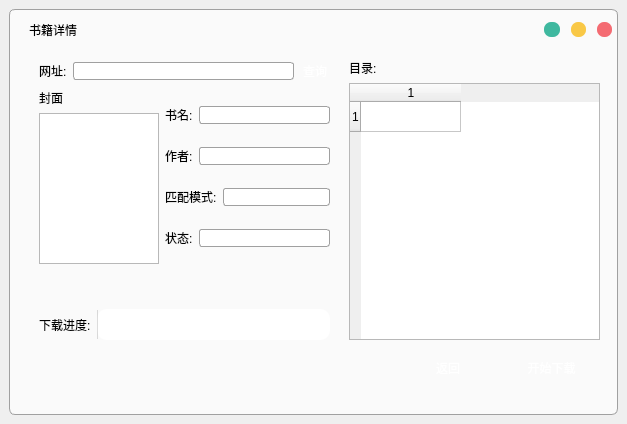
The window that ui/ui_detail.ui (oxhc/NovelSpider) describes before a commit, drawn with Qt 5.
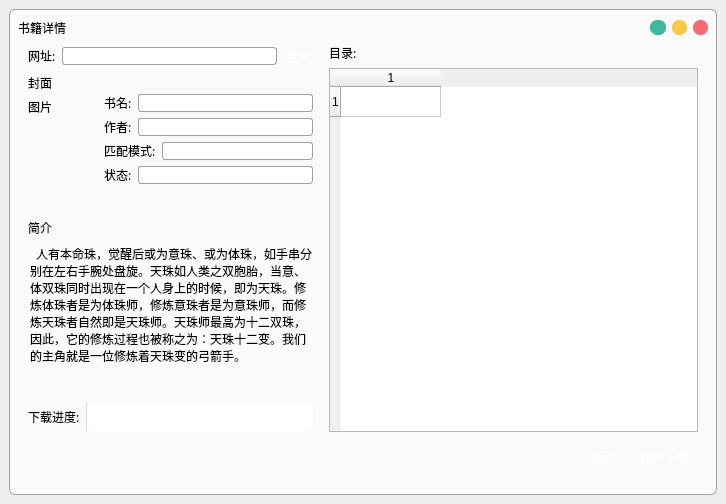
The same window after the commit. Icons and pictures are not drawn.

```diff
--- a/ui/ui_detail.ui
+++ b/ui/ui_detail.ui
@@ -6,8 +6,8 @@
    <rect>
     <x>0</x>
     <y>0</y>
-    <width>627</width>
-    <height>424</height>
+    <width>726</width>
+    <height>504</height>
    </rect>
   </property>
   <property name="windowTitle">
@@ -50,41 +50,35 @@
                         }
                     </string>
       </property>
-      <widget class="QWidget" name="horizontalLayoutWidget">
-       <property name="geometry">
-        <rect>
-         <x>390</x>
-         <y>340</y>
-         <width>201</width>
-         <height>37</height>
-        </rect>
-       </property>
-       <layout class="QHBoxLayout" name="horizontalLayout_3">
+      <layout class="QVBoxLayout" name="verticalLayout">
         <item>
-         <widget class="QPushButton" name="pushButton_2">
+        <layout class="QHBoxLayout" name="horizontalLayout_9">
+         <item>
+          <widget class="QLabel" name="label_7">
+           <property name="font">
+            <font>
+             <family>微软雅黑</family>
+            </font>
+           </property>
           <property name="text">
-           <string>返回</string>
+            <string>书籍详情</string>
           </property>
          </widget>
         </item>
         <item>
-         <widget class="QPushButton" name="download_button">
-          <property name="text">
-           <string>开始下载</string>
-          </property>
-         </widget>
-        </item>
-       </layout>
-      </widget>
-      <widget class="QWidget" name="gridLayoutWidget_2">
-       <property name="geometry">
-        <rect>
-         <x>530</x>
-         <y>10</y>
-         <width>81</width>
-         <height>21</height>
-        </rect>
-       </property>
+          <spacer name="horizontalSpacer">
+           <property name="orientation">
+            <enum>Qt::Horizontal</enum>
+           </property>
+           <property name="sizeHint" stdset="0">
+            <size>
+             <width>40</width>
+             <height>20</height>
+            </size>
+           </property>
+          </spacer>
+         </item>
+         <item>
        <layout class="QGridLayout" name="gridLayout">
         <item row="0" column="2">
          <widget class="QPushButton" name="close_button">
@@ -162,68 +156,31 @@
          </widget>
         </item>
        </layout>
-      </widget>
-      <widget class="QLabel" name="label_7">
-       <property name="geometry">
-        <rect>
-         <x>20</x>
-         <y>10</y>
-         <width>61</width>
-         <height>21</height>
-        </rect>
-       </property>
-       <property name="text">
-        <string>书籍详情</string>
-       </property>
-      </widget>
-      <widget class="QWidget" name="verticalLayoutWidget_3">
-       <property name="geometry">
-        <rect>
-         <x>340</x>
-         <y>50</y>
-         <width>251</width>
-         <height>281</height>
-        </rect>
-       </property>
-       <layout class="QVBoxLayout" name="verticalLayout_4">
-        <item>
-         <widget class="QLabel" name="label_3">
-          <property name="text">
-           <string>目录:</string>
-          </property>
-         </widget>
-        </item>
-        <item>
-         <widget class="QTableWidget" name="catalog_table">
-          <property name="showGrid">
-           <bool>true</bool>
-          </property>
-          <property name="rowCount">
-           <number>1</number>
-          </property>
-          <property name="columnCount">
-           <number>1</number>
-          </property>
-          <row/>
-          <column/>
-         </widget>
-        </item>
-       </layout>
-      </widget>
-      <widget class="QWidget" name="verticalLayoutWidget_4">
-       <property name="geometry">
-        <rect>
-         <x>30</x>
-         <y>50</y>
-         <width>291</width>
-         <height>281</height>
-        </rect>
-       </property>
+         </item>
+        </layout>
+       </item>
+       <item>
+        <layout class="QHBoxLayout" name="horizontalLayout_11" stretch="4,5">
+         <property name="leftMargin">
+          <number>10</number>
+         </property>
+         <property name="rightMargin">
+          <number>10</number>
+         </property>
+         <item>
        <layout class="QVBoxLayout" name="verticalLayout_5">
+           <property name="rightMargin">
+            <number>10</number>
+           </property>
         <item>
          <layout class="QHBoxLayout" name="horizontalLayout">
           <item>
            <widget class="QLabel" name="label">
+               <property name="font">
+                <font>
+                 <family>微软雅黑</family>
+                </font>
+               </property>
             <property name="text">
              <string>网址:</string>
             </property>
@@ -251,55 +208,70 @@
          </layout>
         </item>
         <item>
-         <layout class="QHBoxLayout" name="horizontalLayout_8" stretch="3,6">
+            <layout class="QHBoxLayout" name="horizontalLayout_8" stretch="1,3">
           <property name="sizeConstraint">
            <enum>QLayout::SetDefaultConstraint</enum>
           </property>
           <item>
-           <layout class="QVBoxLayout" name="verticalLayout_2" stretch="0,0">
+              <layout class="QVBoxLayout" name="verticalLayout_2" stretch="0,0,0">
             <item>
              <widget class="QLabel" name="label_5">
+                 <property name="font">
+                  <font>
+                   <family>微软雅黑</family>
+                  </font>
+                 </property>
               <property name="text">
                <string>封面</string>
               </property>
              </widget>
             </item>
             <item>
-             <widget class="QGraphicsView" name="graphicsView">
-              <property name="minimumSize">
-               <size>
-                <width>120</width>
-                <height>0</height>
-               </size>
-              </property>
-              <property name="maximumSize">
-               <size>
-                <width>118</width>
-                <height>152</height>
-               </size>
-              </property>
-              <property name="styleSheet">
-               <string notr="true">background-image: url(:/ui_design/xn.jpg);</string>
-              </property>
-              <property name="backgroundBrush">
-               <brush brushstyle="CrossPattern">
-                <color alpha="255">
-                 <red>0</red>
-                 <green>0</green>
-                 <blue>0</blue>
-                </color>
-               </brush>
+                <widget class="QLabel" name="fengmian">
+                 <property name="text">
+                  <string>图片</string>
               </property>
              </widget>
             </item>
+               <item>
+                <spacer name="verticalSpacer">
+                 <property name="orientation">
+                  <enum>Qt::Vertical</enum>
+                 </property>
+                 <property name="sizeHint" stdset="0">
+                  <size>
+                   <width>20</width>
+                   <height>40</height>
+                  </size>
+                 </property>
+                </spacer>
+               </item>
            </layout>
           </item>
           <item>
            <layout class="QVBoxLayout" name="verticalLayout_6">
+               <item>
+                <spacer name="horizontalSpacer_4">
+                 <property name="orientation">
+                  <enum>Qt::Horizontal</enum>
+                 </property>
+                 <property name="sizeHint" stdset="0">
+                  <size>
+                   <width>40</width>
+                   <height>20</height>
+                  </size>
+                 </property>
+                </spacer>
+               </item>
             <item>
              <layout class="QHBoxLayout" name="horizontalLayout_7">
               <item>
                <widget class="QLabel" name="label_2">
+                   <property name="font">
+                    <font>
+                     <family>微软雅黑</family>
+                    </font>
+                   </property>
                 <property name="text">
                  <string>书名:</string>
                 </property>
@@ -318,6 +290,11 @@
              <layout class="QHBoxLayout" name="horizontalLayout_2">
               <item>
                <widget class="QLabel" name="label_4">
+                   <property name="font">
+                    <font>
+                     <family>微软雅黑</family>
+                    </font>
+                   </property>
                 <property name="text">
                  <string>作者:</string>
                 </property>
@@ -336,6 +313,11 @@
              <layout class="QHBoxLayout" name="horizontalLayout_6">
               <item>
                <widget class="QLabel" name="label_8">
+                   <property name="font">
+                    <font>
+                     <family>微软雅黑</family>
+                    </font>
+                   </property>
                 <property name="text">
                  <string>匹配模式:</string>
                 </property>
@@ -354,6 +336,11 @@
              <layout class="QHBoxLayout" name="horizontalLayout_5">
               <item>
                <widget class="QLabel" name="label_6">
+                   <property name="font">
+                    <font>
+                     <family>微软雅黑</family>
+                    </font>
+                   </property>
                 <property name="text">
                  <string>状态:</string>
                 </property>
@@ -368,12 +355,65 @@
               </item>
              </layout>
             </item>
+               <item>
+                <spacer name="verticalSpacer_3">
+                 <property name="orientation">
+                  <enum>Qt::Vertical</enum>
+                 </property>
+                 <property name="sizeHint" stdset="0">
+                  <size>
+                   <width>20</width>
+                   <height>40</height>
+                  </size>
+                 </property>
+                </spacer>
+               </item>
            </layout>
           </item>
          </layout>
         </item>
         <item>
-         <spacer name="verticalSpacer">
+            <widget class="QLabel" name="label_11">
+             <property name="text">
+              <string>简介</string>
+             </property>
+            </widget>
+           </item>
+           <item>
+            <widget class="QLabel" name="label_10">
+             <property name="maximumSize">
+              <size>
+               <width>1600000</width>
+               <height>16777215</height>
+              </size>
+             </property>
+             <property name="font">
+              <font>
+               <family>微软雅黑</family>
+              </font>
+             </property>
+             <property name="text">
+              <string>  人有本命珠，觉醒后或为意珠、或为体珠，如手串分别在左右手腕处盘旋。天珠如人类之双胞胎，当意、体双珠同时出现在一个人身上的时候，即为天珠。修炼体珠者是为体珠师，修炼意珠者是为意珠师，而修炼天珠者自然即是天珠师。天珠师最高为十二双珠，因此，它的修炼过程也被称之为：天珠十二变。我们的主角就是一位修炼着天珠变的弓箭手。</string>
+             </property>
+             <property name="textFormat">
+              <enum>Qt::PlainText</enum>
+             </property>
+             <property name="scaledContents">
+              <bool>false</bool>
+             </property>
+             <property name="alignment">
+              <set>Qt::AlignLeading|Qt::AlignLeft|Qt::AlignTop</set>
+             </property>
+             <property name="wordWrap">
+              <bool>true</bool>
+             </property>
+             <property name="indent">
+              <number>2</number>
+             </property>
+            </widget>
+           </item>
+           <item>
+            <spacer name="verticalSpacer_2">
           <property name="orientation">
            <enum>Qt::Vertical</enum>
           </property>
@@ -389,6 +429,11 @@
          <layout class="QHBoxLayout" name="horizontalLayout_4">
           <item>
            <widget class="QLabel" name="label_9">
+               <property name="font">
+                <font>
+                 <family>微软雅黑</family>
+                </font>
+               </property>
             <property name="text">
              <string>下载进度:</string>
             </property>
@@ -429,14 +474,97 @@
          </layout>
         </item>
        </layout>
-      </widget>
+         </item>
+         <item>
+          <layout class="QVBoxLayout" name="verticalLayout_4">
+           <item>
+            <widget class="QLabel" name="label_3">
+             <property name="font">
+              <font>
+               <family>微软雅黑</family>
+              </font>
+             </property>
+             <property name="text">
+              <string>目录:</string>
+             </property>
+            </widget>
+           </item>
+           <item>
+            <widget class="QTableWidget" name="catalog_table">
+             <property name="showGrid">
+              <bool>true</bool>
+             </property>
+             <property name="rowCount">
+              <number>1</number>
+             </property>
+             <property name="columnCount">
+              <number>1</number>
+             </property>
+             <row/>
+             <column/>
      </widget>
     </item>
    </layout>
-  </widget>
- </widget>
- <resources>
-  <include location="ff.qrc"/>
- </resources>
+         </item>
+        </layout>
+       </item>
+       <item>
+        <layout class="QHBoxLayout" name="horizontalLayout_10">
+         <property name="rightMargin">
+          <number>10</number>
+         </property>
+         <property name="bottomMargin">
+          <number>10</number>
+         </property>
+         <item>
+          <spacer name="horizontalSpacer_2">
+           <property name="orientation">
+            <enum>Qt::Horizontal</enum>
+           </property>
+           <property name="sizeHint" stdset="0">
+            <size>
+             <width>40</width>
+             <height>20</height>
+            </size>
+           </property>
+          </spacer>
+         </item>
+         <item>
+          <layout class="QHBoxLayout" name="horizontalLayout_3">
+           <item>
+            <widget class="QPushButton" name="pushButton_2">
+             <property name="font">
+              <font>
+               <family>微软雅黑</family>
+              </font>
+             </property>
+             <property name="text">
+              <string>返回</string>
+             </property>
+            </widget>
+           </item>
+           <item>
+            <widget class="QPushButton" name="download_button">
+             <property name="font">
+              <font>
+               <family>微软雅黑</family>
+              </font>
+             </property>
+             <property name="text">
+              <string>开始下载</string>
+             </property>
+            </widget>
+           </item>
+          </layout>
+         </item>
+        </layout>
+       </item>
+      </layout>
+     </widget>
+    </item>
+   </layout>
+  </widget>
+ </widget>
+ <resources/>
  <connections/>
 </ui>
```
Lines whose indentation alone changed are shown as unchanged.
